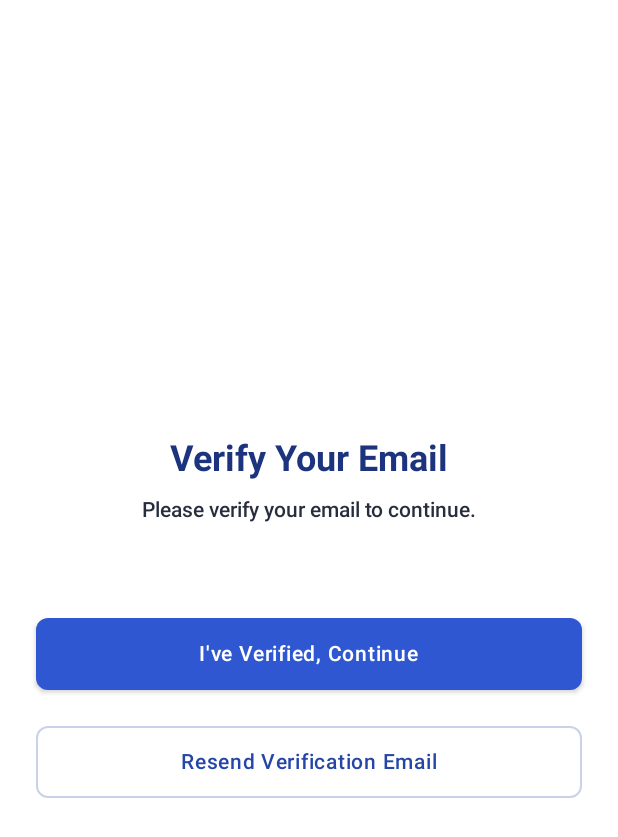
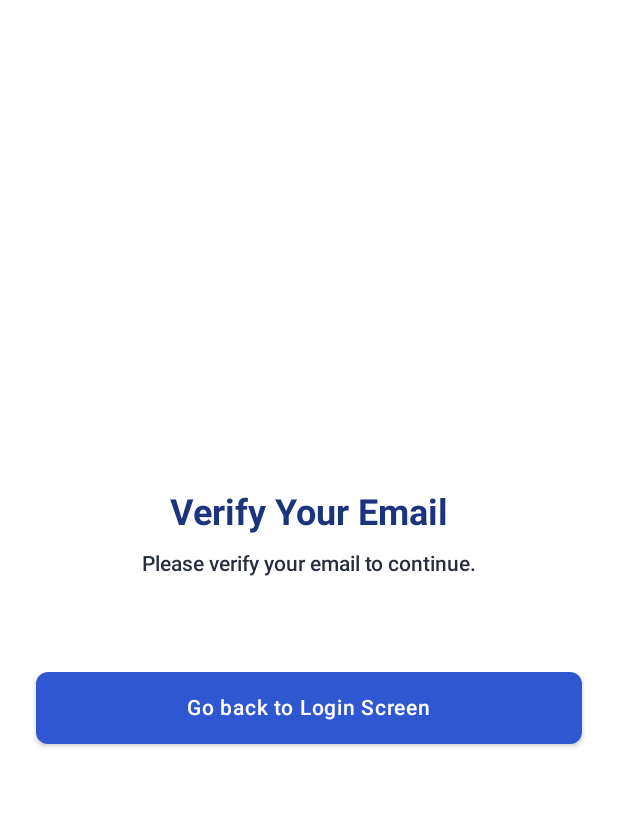
Before and after one commit to juliusandrieantonio/stocklify-android, an Android app built with Jetpack Compose: the VerifyEmailScreen screen opened through its navigation route, on a phone screen of 412 x 824 dp. Shown: the top 837 px of the screen. Run offline under Robolectric (Android 15) with nearby library versions, the phone set to English and light mode, and no system bars; our stand-ins replace Dagger/Hilt's generated code; libraries missing offline, so code that uses them is left out: io.github.jan.supabase; 2 statements that could not run were skipped.

Commit message:
code clean up and navigation fix

```diff
--- a/app/src/main/java/com/scalo/stocklify/core/ui/navigation/AppNavHost.kt
+++ b/app/src/main/java/com/scalo/stocklify/core/ui/navigation/AppNavHost.kt
@@ -93,7 +93,7 @@ fun AppNavHost(
         composable(Screen.VerifyEmail.route) {
             VerifyEmailScreen(
                 onVerified = {
-                    navController.navigate(Screen.PreparingWork.route) {
+                    navController.navigate(Screen.CreateJoinOrganization.route) {
                         popUpTo(Screen.VerifyEmail.route) { inclusive = true }
                     }
                 },
--- a/app/src/main/java/com/scalo/stocklify/feature/auth/ui/VerifyEmailScreen.kt
+++ b/app/src/main/java/com/scalo/stocklify/feature/auth/ui/VerifyEmailScreen.kt
@@ -73,18 +73,9 @@ fun VerifyEmailScreen(
 
             StocklifyPrimaryButton(
                 fullWidth = true,
-                text = "I've Verified, Continue",
+                text = "Go back to Login Screen",
                 isLoading = state.isChecking,
-                onClick = { viewModel.checkVerification() }
-            )
-
-            Spacer(modifier = Modifier.height(StocklifySize.smallest))
-
-            StocklifyOutlineButton(
-                fullWidth = true,
-                text = "Resend Verification Email",
-                isLoading = state.isResending,
-                onClick = { viewModel.resendEmail() }
+                onClick = { viewModel.signOut() }
             )
         }
     }
--- a/app/src/main/java/com/scalo/stocklify/feature/splash/ui/MainViewModel.kt
+++ b/app/src/main/java/com/scalo/stocklify/feature/splash/ui/MainViewModel.kt
@@ -42,9 +42,6 @@ class MainViewModel @Inject constructor(
             val hasOrganizationCached =
                 onboardingRepo.hasOrganizationCached()
 
-            val hasStoreCached =
-                onboardingRepo.hasStoreCached()
-
             _startDestination.value = when {
 
                 !hasCompletedOnboarding ->
@@ -60,10 +57,7 @@ class MainViewModel @Inject constructor(
                     Screen.VerifyEmail.route
 
                 !hasOrganizationCached ->
-                    Screen.CreateOrganization.route
-
-//                !hasStoreCached ->
-//                    Screen.CreateJoinStore.route
+                    Screen.CreateJoinOrganization.route
 
                 else ->
                     "home_flow"
```
